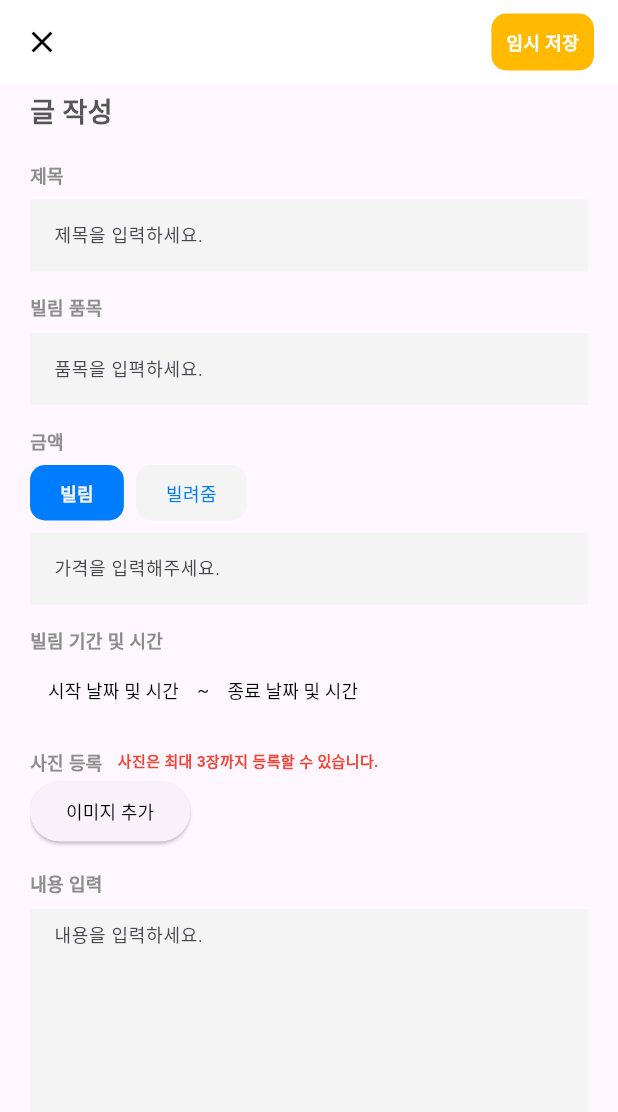
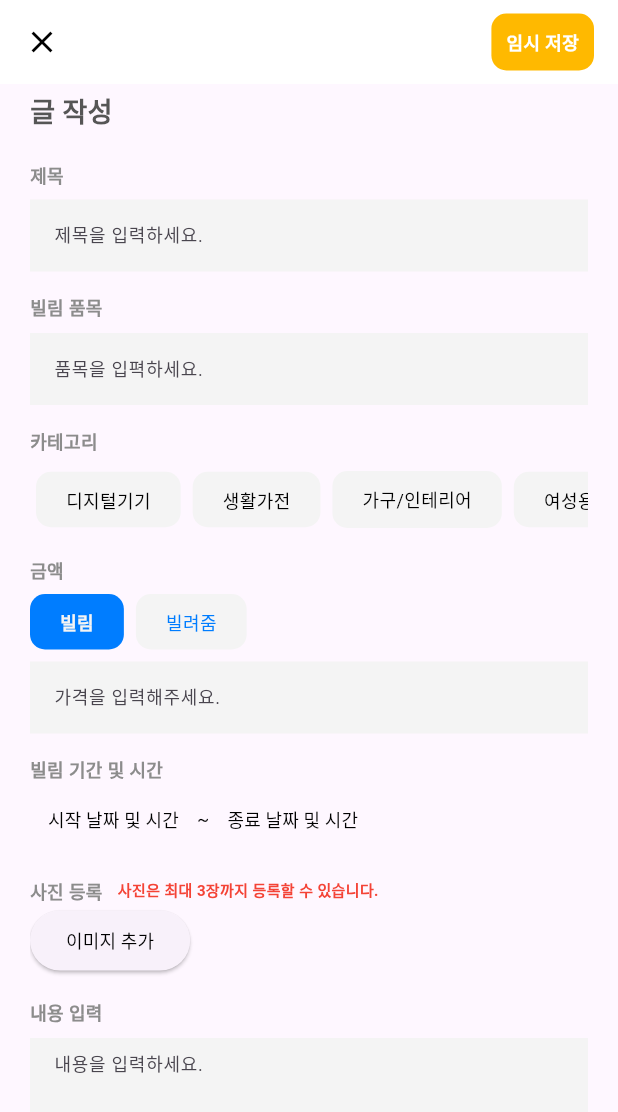
Before and after one commit to billimiut/billimiut_app, a Flutter app: the PostWritingScreen screen opened directly, on a phone screen of 412 x 824 dp. Shown: the top 1112 px of the screen. Run offline on Flutter 3.47's test engine with Material 3 defaults, Android fonts, the phone set to English and light mode, and no system bars; our stand-ins replace cloud_firestore, firebase_core, flutter_datetime_picker_plus, flutter_dotenv, font_awesome_flutter, google_maps_flutter and 3 more; accounts and stored records are empty; network calls fail.

Commit message:
feat: 글 작성 화면 카테고리 추가 완료

```diff
--- a/lib/screens/post_writing_screen.dart
+++ b/lib/screens/post_writing_screen.dart
@@ -43,14 +43,14 @@ class _PostWritingScreenState extends State<PostWritingScreen> {
     '캠핑용품',
     '애완용품',
     '스포츠용품',
-    '생활용품',
-    '주방용품',
-    '캠핑용품',
-    '생활용품',
-    '주방용품',
-    '캠핑용품',
+    '놀이용품',
+    '무료나눔',
+    '의류',
+    '공구',
+    '식물',
   ];
-  var selectedString;
+  List<String> selectedKeywords = [];
+  List<bool> selected = [];
 
   @override
   void dispose() {
@@ -131,6 +131,7 @@ class _PostWritingScreenState extends State<PostWritingScreen> {
   @override
   void initState() {
     super.initState();
+    selected = List.generate(keywords.length, (index) => false);
   }
 
 /*
@@ -233,6 +234,53 @@ class _PostWritingScreenState extends State<PostWritingScreen> {
                 border: InputBorder.none,
                 hintText: '품목을 입펵하세요.',
               ),
+            ),
+            const SizedBox(
+              height: 15,
+            ),
+            const PostWritingText(text: "카테고리"),
+            const SizedBox(
+              height: 8,
+            ),
+            SingleChildScrollView(
+              scrollDirection: Axis.horizontal,
+              child: Row(
+                  children: List.generate(
+                      keywords.length,
+                      (index) => GestureDetector(
+                            onTap: () {
+                              setState(() {
+                                selected[index] = !selected[index];
+                                if (selected[index]) {
+                                  selectedKeywords.add(keywords[index]);
+                                } else if (selectedKeywords.isNotEmpty) {
+                                  selectedKeywords.remove(keywords[index]);
+                                }
+                                print(selectedKeywords);
+                              });
+                            },
+                            child: Container(
+                              padding: const EdgeInsets.symmetric(
+                                vertical: 10,
+                                horizontal: 20,
+                              ),
+                              decoration: BoxDecoration(
+                                color: selected[index]
+                                    ? const Color(0xFFFFB900)
+                                    : const Color(0xFFF4F4F4),
+                                borderRadius: BorderRadius.circular(10),
+                              ),
+                              margin: const EdgeInsets.all(4.0),
+                              child: Text(
+                                keywords[index],
+                                style: const TextStyle(
+                                  fontSize: 12,
+                                  fontWeight: FontWeight.w400,
+                                  color: Colors.black,
+                                ),
+                              ),
+                            ),
+                          ))),
             ),
             const SizedBox(
               height: 15,
```
